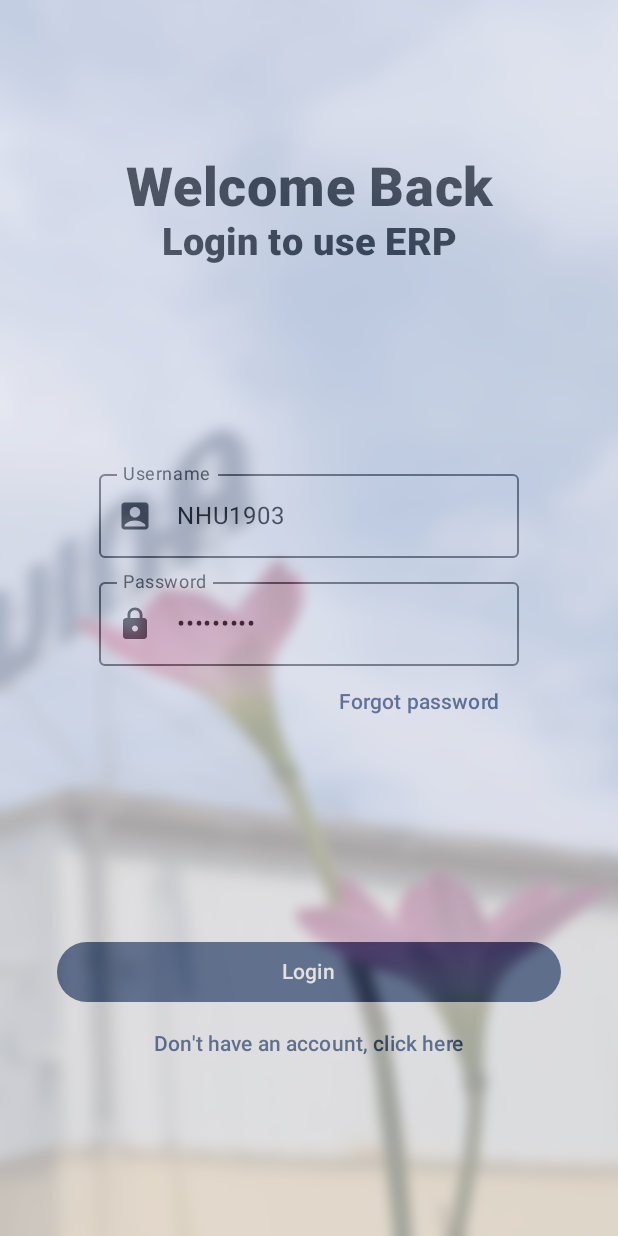
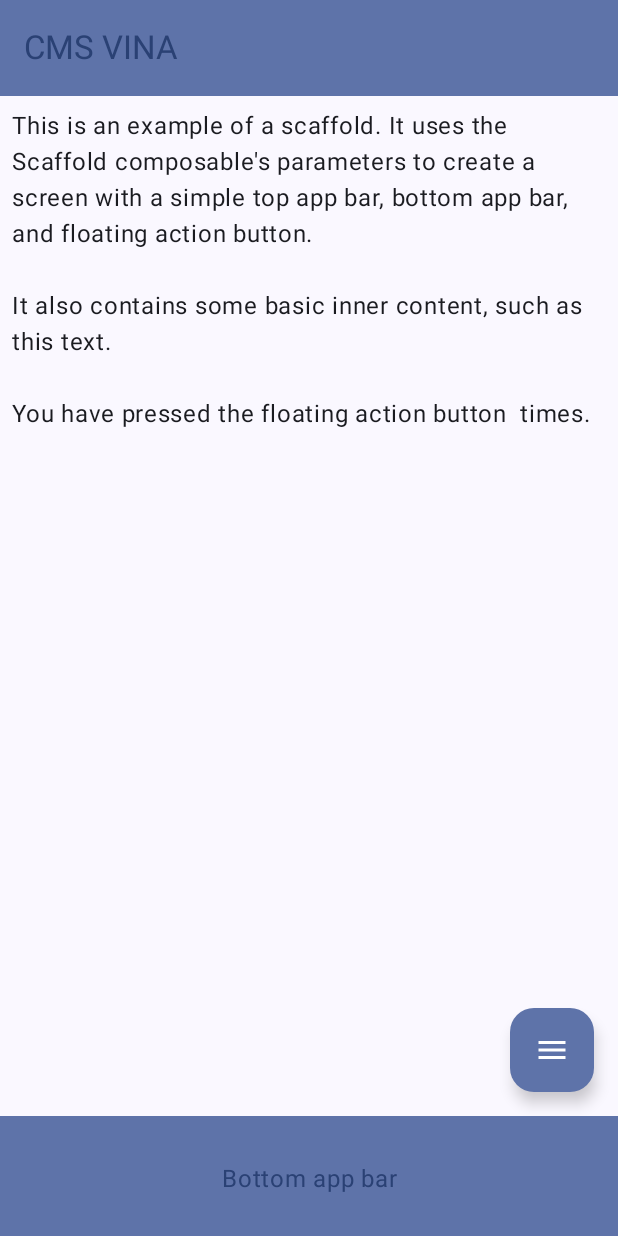
Before and after one commit to vip7009pro/gplx, an Android app built with Jetpack Compose: the screen it shows after launch (MainActivity), on a phone screen of 412 x 824 dp. Run offline under Robolectric (Android 15) with nearby library versions, the phone set to English and light mode, and no system bars.

Commit message:
Them scaffold thanh cong

```diff
--- a/app/src/main/java/com/cmsbando/erp/MainActivity.kt
+++ b/app/src/main/java/com/cmsbando/erp/MainActivity.kt
@@ -19,6 +19,7 @@ import androidx.lifecycle.viewmodel.compose.viewModel
 import com.cmsbando.erp.api.GlobalVariable
 import com.cmsbando.erp.components.Components
 import com.cmsbando.erp.components.MyDialog
+import com.cmsbando.erp.pages.Home
 import com.cmsbando.erp.theme.CMSVTheme
 
 class MainActivity : ComponentActivity() {
@@ -30,7 +31,8 @@ class MainActivity : ComponentActivity() {
       CMSVTheme {
         Surface(modifier = Modifier.fillMaxSize(), color = Color.White) {
           val globalVar = viewModel<GlobalVariable>()
-          Components().LoginScreen()
+//          Components().LoginScreen()
+          Home().MyHome()
           MyDialog().MyAlertDialog(isShown = globalVar.globalDialogState,
             onDismissRequest = {
               globalVar.onDialogCancel?.invoke()
--- a/app/src/main/java/com/cmsbando/erp/pages/Home.kt
+++ b/app/src/main/java/com/cmsbando/erp/pages/Home.kt
@@ -1,19 +1,229 @@
 package com.cmsbando.erp.pages
 
+import androidx.compose.foundation.layout.Arrangement
+import androidx.compose.foundation.layout.Column
+import androidx.compose.foundation.layout.fillMaxWidth
+import androidx.compose.foundation.layout.padding
+import androidx.compose.foundation.layout.size
+import androidx.compose.foundation.rememberScrollState
+import androidx.compose.foundation.verticalScroll
+import androidx.compose.material.icons.Icons
+import androidx.compose.material.icons.filled.Add
+import androidx.compose.material.icons.filled.Menu
+import androidx.compose.material3.BottomAppBar
+import androidx.compose.material3.Divider
+import androidx.compose.material3.DrawerDefaults.scrimColor
+import androidx.compose.material3.DrawerValue
 import androidx.compose.material3.ExperimentalMaterial3Api
+import androidx.compose.material3.ExtendedFloatingActionButton
+import androidx.compose.material3.FabPosition
+import androidx.compose.material3.FloatingActionButton
+import androidx.compose.material3.Icon
+import androidx.compose.material3.MaterialTheme
+import androidx.compose.material3.ModalDrawerSheet
+import androidx.compose.material3.ModalNavigationDrawer
+import androidx.compose.material3.NavigationDrawerItem
 import androidx.compose.material3.Scaffold
 import androidx.compose.material3.Text
 import androidx.compose.material3.TopAppBar
+import androidx.compose.material3.TopAppBarColors
+import androidx.compose.material3.TopAppBarDefaults
+import androidx.compose.material3.rememberDrawerState
 import androidx.compose.runtime.Composable
 import androidx.compose.runtime.mutableStateOf
 import androidx.compose.runtime.remember
+import androidx.compose.runtime.rememberCoroutineScope
+import androidx.compose.ui.Modifier
+import androidx.compose.ui.graphics.Color
+import androidx.compose.ui.text.style.TextAlign
+import androidx.compose.ui.tooling.preview.Preview
+import androidx.compose.ui.unit.dp
+import com.cmsbando.erp.theme.CMSVTheme
+import kotlinx.coroutines.launch
 
 class Home {
+
   @OptIn(ExperimentalMaterial3Api::class)
   @Composable
   fun MyHome() {
+    val drawerState = rememberDrawerState(initialValue = DrawerValue.Closed)
+    val scope = rememberCoroutineScope()
+    ModalNavigationDrawer(
+      drawerState = drawerState,
+      drawerContent = {
+        ModalDrawerSheet {
+          Text("Drawer title", modifier = Modifier.padding(16.dp))
+          Divider()
+          Column(modifier = Modifier.verticalScroll(rememberScrollState())) {
+            NavigationDrawerItem(
+              label = { Text(text = "Drawer Item") },
+              selected = false,
+              onClick = { /*TODO*/ }
+            )
+            NavigationDrawerItem(
+              label = { Text(text = "Drawer Item") },
+              selected = false,
+              onClick = { /*TODO*/ }
+            )
+            NavigationDrawerItem(
+              label = { Text(text = "Drawer Item") },
+              selected = false,
+              onClick = { /*TODO*/ }
+            )
+            NavigationDrawerItem(
+              label = { Text(text = "Drawer Item") },
+              selected = false,
+              onClick = { /*TODO*/ }
+            )
+            NavigationDrawerItem(
+              label = { Text(text = "Drawer Item") },
+              selected = false,
+              onClick = { /*TODO*/ }
+            )
+            NavigationDrawerItem(
+              label = { Text(text = "Drawer Item") },
+              selected = false,
+              onClick = { /*TODO*/ }
+            )
+            NavigationDrawerItem(
+              label = { Text(text = "Drawer Item") },
+              selected = false,
+              onClick = { /*TODO*/ }
+            )
+            NavigationDrawerItem(
+              label = { Text(text = "Drawer Item") },
+              selected = false,
+              onClick = { /*TODO*/ }
+            )
+            NavigationDrawerItem(
+              label = { Text(text = "Drawer Item") },
+              selected = false,
+              onClick = { /*TODO*/ }
+            )
+            NavigationDrawerItem(
+              label = { Text(text = "Drawer Item") },
+              selected = false,
+              onClick = { /*TODO*/ }
+            )
+            NavigationDrawerItem(
+              label = { Text(text = "Drawer Item") },
+              selected = false,
+              onClick = { /*TODO*/ }
+            )
+            NavigationDrawerItem(
+              label = { Text(text = "Drawer Item") },
+              selected = false,
+              onClick = { /*TODO*/ }
+            )
+            NavigationDrawerItem(
+              label = { Text(text = "Drawer Item") },
+              selected = false,
+              onClick = { /*TODO*/ }
+            )
+            NavigationDrawerItem(
+              label = { Text(text = "Drawer Item") },
+              selected = false,
+              onClick = { /*TODO*/ }
+            )
+            NavigationDrawerItem(
+              label = { Text(text = "Drawer Item") },
+              selected = false,
+              onClick = { /*TODO*/ }
+            )
+            NavigationDrawerItem(
+              label = { Text(text = "Drawer Item") },
+              selected = false,
+              onClick = { /*TODO*/ }
+            )
+            NavigationDrawerItem(
+              label = { Text(text = "Drawer Item") },
+              selected = false,
+              onClick = { /*TODO*/ }
+            )
+            NavigationDrawerItem(
+              label = { Text(text = "Drawer Item") },
+              selected = false,
+              onClick = { /*TODO*/ }
+            )
+            NavigationDrawerItem(
+              label = { Text(text = "Drawer Item") },
+              selected = false,
+              onClick = { /*TODO*/ }
+            )
+            NavigationDrawerItem(
+              label = { Text(text = "Drawer Item") },
+              selected = false,
+              onClick = { /*TODO*/ }
+            )
+            NavigationDrawerItem(
+              label = { Text(text = "Drawer Item") },
+              selected = false,
+              onClick = { /*TODO*/ }
+            )
 
+          }
+
+
+        }
+      },
+    ) {
+      Scaffold(topBar = {
+        TopAppBar(colors = androidx.compose.material3.TopAppBarDefaults.centerAlignedTopAppBarColors(
+          containerColor = MaterialTheme.colorScheme.primaryContainer,
+          titleContentColor = MaterialTheme.colorScheme.primary,
+        ), title = {
+          Text("CMS VINA")
+        })
+
+      }, bottomBar = {
+        BottomAppBar(
+          containerColor = MaterialTheme.colorScheme.primaryContainer,
+          contentColor = MaterialTheme.colorScheme.primary,
+        ) {
+          Text(
+            modifier = Modifier.fillMaxWidth(),
+            textAlign = TextAlign.Center,
+            text = "Bottom app bar",
+          )
+        }
+      }, floatingActionButton = {
+        FloatingActionButton(onClick = { scope.launch {
+          drawerState.apply {
+            if (isClosed) open() else close()
+          }
+        } }, ) {
+          Icon(Icons.Default.Menu, contentDescription = "Menu")
+        }
+
+      }, floatingActionButtonPosition = FabPosition.End
+      ) { innerPadding ->
+        Column(
+          modifier = Modifier.padding(innerPadding),
+          verticalArrangement = Arrangement.spacedBy(16.dp),
+        ) {
+          Text(
+            modifier = Modifier.padding(8.dp),
+            text = """
+                    This is an example of a scaffold. It uses the Scaffold composable's parameters to create a screen with a simple top app bar, bottom app bar, and floating action button.
+
+                    It also contains some basic inner content, such as this text.
+
+                    You have pressed the floating action button  times.
+                """.trimIndent(),
+          )
+        }
+      }
+
+    }
 
   }
 
+  @Preview(showBackground = true, showSystemUi = true)
+  @Composable
+  fun GreetingPreview() {
+    CMSVTheme {
+      MyHome()
+    }
+  }
+
 }
```
